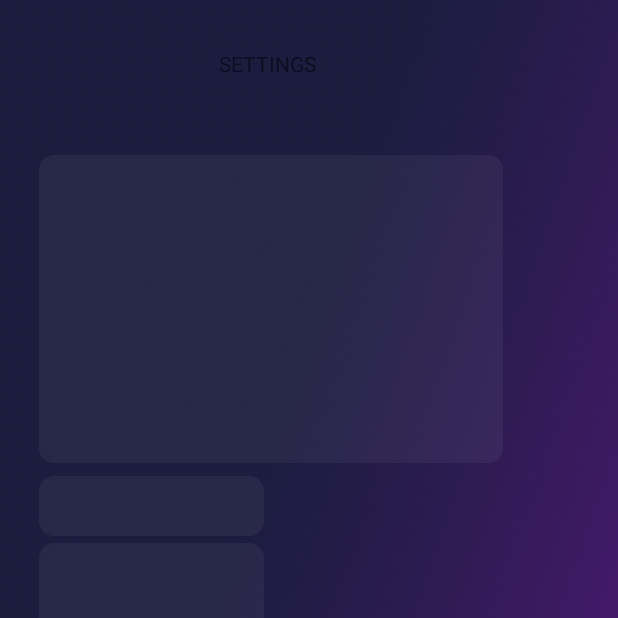
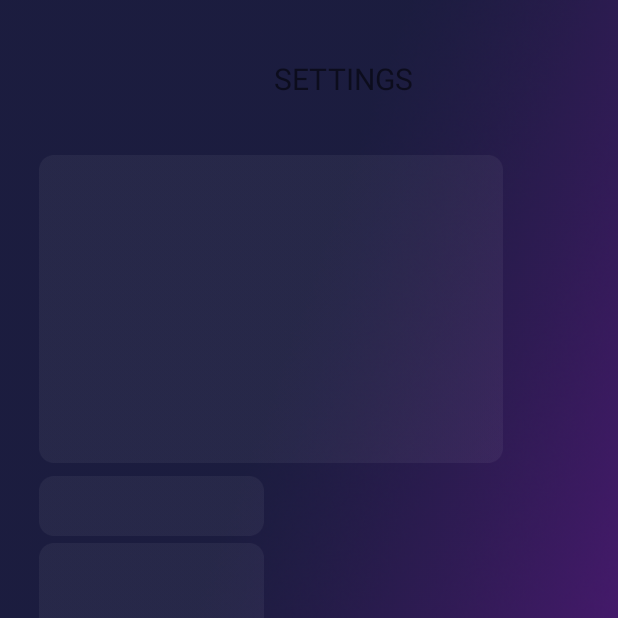
Before and after one commit to kevinyu0506/EarthquakeApp-Android, an Android app: the screen it shows after launch (settings), on a phone screen of 412 x 824 dp, the top half of it. Run offline under Robolectric (Android 15) with nearby library versions, the phone set to English and light mode, and no system bars.

Commit message:
整理code

```diff
--- a/app/src/main/res/layout/activity_settings.xml
+++ b/app/src/main/res/layout/activity_settings.xml
@@ -13,10 +13,9 @@
         android:layout_width="309dp"
         android:layout_height="205dp"
         android:layout_marginLeft="26dp"
+        android:layout_marginTop="103dp"
         app:layout_constraintLeft_toLeftOf="parent"
         app:layout_constraintTop_toTopOf="parent"
-        android:layout_marginTop="103dp"
-        android:layout_marginStart="26dp"
         android:background="@drawable/notification_frame">
 
     </RelativeLayout>
@@ -25,11 +24,10 @@
         android:id="@+id/gpsLayout"
         android:layout_width="150dp"
         android:layout_height="40dp"
-        app:layout_constraintTop_toTopOf="parent"
         android:layout_marginTop="317dp"
         android:layout_marginLeft="26dp"
+        app:layout_constraintTop_toTopOf="parent"
         app:layout_constraintLeft_toLeftOf="parent"
-        android:layout_marginStart="26dp"
         android:background="@drawable/gps_frame">
 
     </RelativeLayout>
@@ -38,11 +36,10 @@
         android:id="@+id/statusLayout"
         android:layout_width="150dp"
         android:layout_height="160dp"
-        app:layout_constraintTop_toTopOf="parent"
         android:layout_marginTop="362dp"
         android:layout_marginLeft="26dp"
+        app:layout_constraintTop_toTopOf="parent"
         app:layout_constraintLeft_toLeftOf="parent"
-        android:layout_marginStart="26dp"
         android:background="@drawable/status_frame">
 
     </RelativeLayout>
@@ -51,9 +48,9 @@
         android:id="@+id/helpLayout"
         android:layout_width="300px"
         android:layout_height="410px"
-        app:layout_constraintTop_toTopOf="parent"
         android:layout_marginTop="634px"
         android:layout_marginLeft="369px"
+        app:layout_constraintTop_toTopOf="parent"
         app:layout_constraintLeft_toLeftOf="parent"
         android:background="@drawable/help_frame">
 
@@ -61,13 +58,11 @@
             android:id="@+id/eqInfoButton"
             android:layout_width="wrap_content"
             android:layout_height="wrap_content"
-        android:background="@drawable/arrow"
+            android:layout_marginTop="40dp"
+            android:layout_marginLeft="120dp"
             app:layout_constraintLeft_toLeftOf="parent"
             app:layout_constraintTop_toTopOf="parent"
-        android:layout_marginTop="40dp"
-        android:layout_marginLeft="120dp"/>
-
-
+            android:background="@drawable/arrow"/>
 
     </RelativeLayout>
 
@@ -75,9 +70,11 @@
         android:id="@+id/settings"
         android:layout_width="249.21px"
         android:layout_height="59.7px"
-        android:text="SETTINGS"
-        app:layout_constraintTop_toTopOf="parent"
         android:layout_marginTop="48.8px"
         android:layout_marginLeft="219.42px"
-        app:layout_constraintLeft_toLeftOf="parent" />
+        app:layout_constraintLeft_toLeftOf="parent"
+        app:layout_constraintTop_toTopOf="parent"
+        android:gravity="center"
+        android:text="SETTINGS"
+        android:textSize="20sp" />
 </android.support.constraint.ConstraintLayout>
```
Lines whose indentation alone changed are shown as unchanged.
